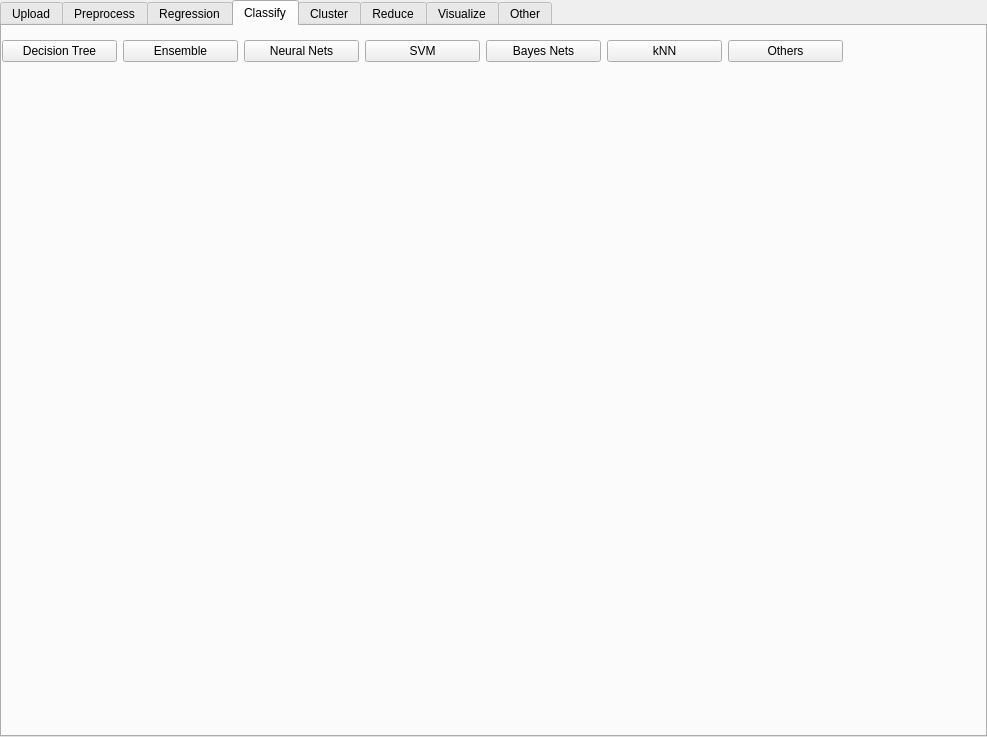
Above: main/ui/main.ui from bsuhagia/Pykit-Learn before the change. Below: the same form after it.
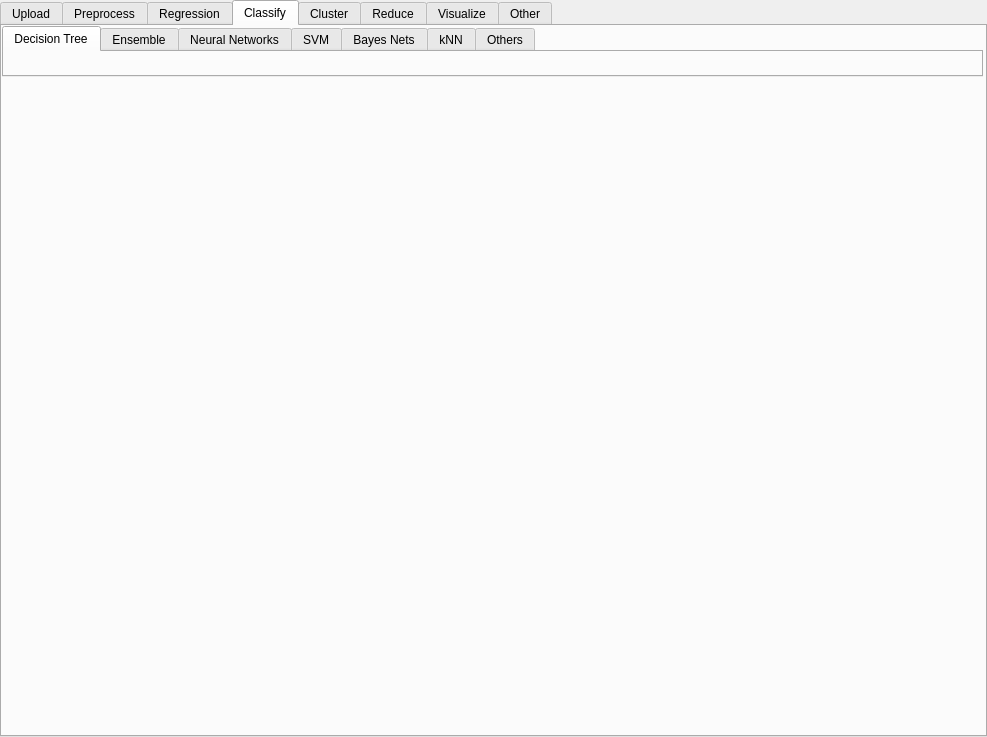
That is the form after the change. The open tabs and pages were chosen to show the change.

Commit message: Changed buttons to tabs and changed naming object names to reflect the object

The edit to the form file:
```diff
--- a/main/ui/main.ui
+++ b/main/ui/main.ui
@@ -246,12 +246,12 @@
    <attribute name="title">
     <string>Regression</string>
    </attribute>
-   <widget class="QWidget" name="horizontalWidget_3" native="true">
+   <widget class="QWidget" name="horizontalWidget_4" native="true">
     <property name="geometry">
      <rect>
       <x>0</x>
       <y>0</y>
-      <width>801</width>
+      <width>981</width>
       <height>51</height>
      </rect>
     </property>
@@ -298,63 +298,59 @@
    <attribute name="title">
     <string>Classify</string>
    </attribute>
-   <widget class="QWidget" name="horizontalWidget_4" native="true">
+   <widget class="QWidget" name="horizontalWidget_3" native="true">
     <property name="geometry">
      <rect>
       <x>0</x>
       <y>0</y>
-      <width>841</width>
+      <width>981</width>
       <height>51</height>
      </rect>
     </property>
-    <layout class="QHBoxLayout" name="horizontalLayout_4">
+    <layout class="QHBoxLayout" name="horizontalLayout_5">
      <item>
-      <widget class="QPushButton" name="pushButton_12">
-       <property name="text">
+      <widget class="QTabWidget" name="classifymethods_tab">
+       <property name="currentIndex">
+        <number>0</number>
+       </property>
+       <property name="elideMode">
+        <enum>Qt::ElideNone</enum>
+       </property>
+       <widget class="QWidget" name="dt_tab">
+        <attribute name="title">
         <string>Decision Tree</string>
-       </property>
-      </widget>
-     </item>
-     <item>
-      <widget class="QPushButton" name="pushButton_13">
-       <property name="text">
+        </attribute>
+       </widget>
+       <widget class="QWidget" name="ensemble_tab">
+        <attribute name="title">
         <string>Ensemble</string>
-       </property>
-      </widget>
-     </item>
-     <item>
-      <widget class="QPushButton" name="pushButton_14">
-       <property name="text">
-        <string>Neural Nets</string>
-       </property>
-      </widget>
-     </item>
-     <item>
-      <widget class="QPushButton" name="pushButton_26">
-       <property name="text">
+        </attribute>
+       </widget>
+       <widget class="QWidget" name="nn_tab">
+        <attribute name="title">
+         <string>Neural Networks</string>
+        </attribute>
+       </widget>
+       <widget class="QWidget" name="svm_tab">
+        <attribute name="title">
         <string>SVM</string>
-       </property>
-      </widget>
-     </item>
-     <item>
-      <widget class="QPushButton" name="pushButton_27">
-       <property name="text">
+        </attribute>
+       </widget>
+       <widget class="QWidget" name="bn_tab">
+        <attribute name="title">
         <string>Bayes Nets</string>
-       </property>
-      </widget>
-     </item>
-     <item>
-      <widget class="QPushButton" name="pushButton_28">
-       <property name="text">
+        </attribute>
+       </widget>
+       <widget class="QWidget" name="knn_tab">
+        <attribute name="title">
         <string>kNN</string>
-       </property>
-      </widget>
-     </item>
-     <item>
-      <widget class="QPushButton" name="pushButton_29">
-       <property name="text">
+        </attribute>
+       </widget>
+       <widget class="QWidget" name="otherclassify_tab">
+        <attribute name="title">
         <string>Others</string>
-       </property>
+        </attribute>
+       </widget>
       </widget>
      </item>
     </layout>
@@ -373,7 +369,7 @@
       <height>51</height>
      </rect>
     </property>
-    <layout class="QHBoxLayout" name="horizontalLayout_5">
+    <layout class="QHBoxLayout" name="horizontalLayout_7">
      <item>
       <widget class="QPushButton" name="pushButton_15">
        <property name="text">
```
Left out of the diff: 266 changed lines with no effect on the pictures. Lines whose indentation alone changed are shown as unchanged.
